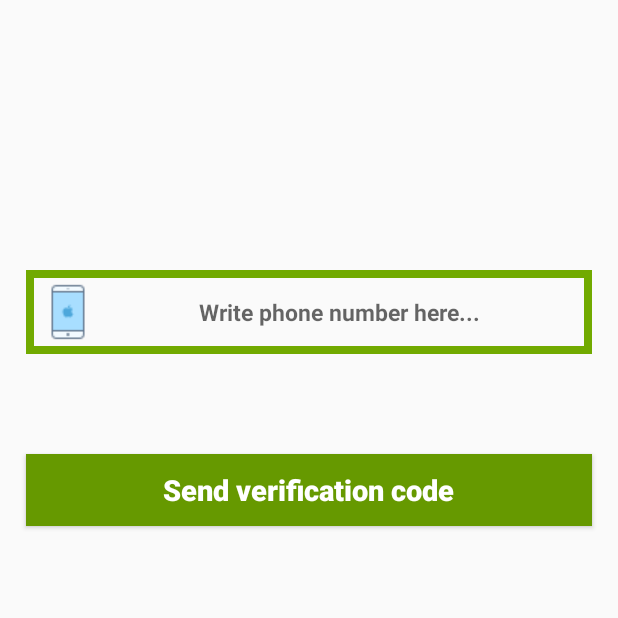
After one commit to Genwei-Zhang/August, an Android app: the PhoneLoginActivity screen opened directly, with no data from a screen before it, on a phone screen of 412 x 824 dp, the top half of it. The commit adds this screen. Run offline under Robolectric (Android 15) with nearby library versions, the phone set to English and light mode, and no system bars.

Commit message:
23th episode

```diff
--- a/app/src/main/AndroidManifest.xml
+++ b/app/src/main/AndroidManifest.xml
@@ -11,7 +11,8 @@
         android:roundIcon="@mipmap/ic_launcher_round"
         android:supportsRtl="true"
         android:theme="@style/AppTheme">
-        <activity android:name=".GroupChatActivity"></activity>
+        <activity android:name=".PhoneLoginActivity"></activity>
+        <activity android:name=".GroupChatActivity" />
         <activity android:name=".SettingsActivity" />
         <activity android:name=".RegisterActivity" />
         <activity android:name=".LoginActivity" />
--- a/app/src/main/java/com/example/imapp/GroupChatActivity.java
+++ b/app/src/main/java/com/example/imapp/GroupChatActivity.java
@@ -59,7 +59,6 @@ public class GroupChatActivity extends AppCompatActivity {
         currentUserID = mAuth.getCurrentUser().getUid();
         UsersRef = FirebaseDatabase.getInstance().getReference().child("Users");
         GroupNameRef = FirebaseDatabase.getInstance().getReference().child("Groups").child(currentGroupName);
-
 
 
 
@@ -157,8 +156,6 @@ public class GroupChatActivity extends AppCompatActivity {
     }
 
 
-
-
     private void SaveMessageInfoToDatabase() {
 
         String message = userMessageInput.getText().toString();
--- a/app/src/main/java/com/example/imapp/LoginActivity.java
+++ b/app/src/main/java/com/example/imapp/LoginActivity.java
@@ -55,6 +55,15 @@ public class LoginActivity extends AppCompatActivity {
             @Override
             public void onClick(View view) {
                 AllowUserToLogin();
+            }
+        });
+
+
+        PhoneLoginButton.setOnClickListener(new View.OnClickListener() {
+            @Override
+            public void onClick(View view) {
+                Intent phoneLoginIntent = new Intent(LoginActivity.this, PhoneLoginActivity.class);
+                startActivity(phoneLoginIntent);
             }
         });
 
--- /dev/null
+++ b/app/src/main/java/com/example/imapp/PhoneLoginActivity.java
@@ -0,0 +1,40 @@
+package com.example.imapp;
+
+import androidx.appcompat.app.AppCompatActivity;
+
+import android.os.Bundle;
+import android.view.View;
+import android.widget.Button;
+import android.widget.EditText;
+
+public class PhoneLoginActivity extends AppCompatActivity {
+
+    private Button SendVerificationCodeButton, VerifyButton;
+    private EditText InputPhoneNumber, InputVerificationCode;
+
+
+    @Override
+    protected void onCreate(Bundle savedInstanceState) {
+        super.onCreate(savedInstanceState);
+        setContentView(R.layout.activity_phone_login);
+
+
+
+        SendVerificationCodeButton = (Button) findViewById(R.id.send_ver_code_button);
+        VerifyButton = (Button) findViewById(R.id.verify_button);
+        InputPhoneNumber = (EditText) findViewById(R.id.phone_number_input);
+        InputVerificationCode = (EditText) findViewById(R.id.verification_code_input);
+
+
+        SendVerificationCodeButton.setOnClickListener(new View.OnClickListener() {
+            @Override
+            public void onClick(View view) {
+                SendVerificationCodeButton.setVisibility(View.INVISIBLE);
+                InputPhoneNumber.setVisibility(View.INVISIBLE);
+
+                VerifyButton.setVisibility(View.VISIBLE);
+                InputVerificationCode.setVisibility(View.VISIBLE);
+            }
+        });
+    }
+}
--- /dev/null
+++ b/app/src/main/res/layout/activity_phone_login.xml
@@ -0,0 +1,86 @@
+<?xml version="1.0" encoding="utf-8"?>
+<RelativeLayout xmlns:android="http://schemas.android.com/apk/res/android"
+    xmlns:app="http://schemas.android.com/apk/res-auto"
+    xmlns:tools="http://schemas.android.com/tools"
+    android:layout_width="match_parent"
+    android:layout_height="match_parent"
+    tools:context=".PhoneLoginActivity">
+
+    <EditText
+        android:id="@+id/phone_number_input"
+        android:layout_width="match_parent"
+        android:layout_height="wrap_content"
+        android:layout_alignParentStart="true"
+        android:layout_marginStart="17dp"
+        android:layout_marginEnd="17dp"
+        android:layout_marginTop="180dp"
+        android:background="@drawable/inputs"
+        android:padding="8dp"
+        android:hint="Write phone number here..."
+        android:textAllCaps="false"
+        android:textSize="15dp"
+        android:drawableStart="@drawable/phone"
+        android:textAlignment="center"
+        android:textStyle="bold"
+        />
+
+    <EditText
+        android:id="@+id/verification_code_input"
+        android:layout_width="match_parent"
+        android:layout_height="wrap_content"
+        android:layout_alignParentStart="true"
+        android:layout_marginStart="17dp"
+        android:layout_marginEnd="17dp"
+        android:layout_marginTop="4dp"
+        android:background="@drawable/inputs"
+        android:layout_below="@+id/phone_number_input"
+        android:padding="5dp"
+        android:hint="Write verification code here..."
+        android:textAllCaps="false"
+        android:textSize="15dp"
+        android:drawableStart="@drawable/password"
+        android:textAlignment="center"
+        android:textStyle="bold"
+        android:visibility="invisible"
+        />
+
+    <Button
+        android:id="@+id/send_ver_code_button"
+        android:layout_width="match_parent"
+        android:layout_height="wrap_content"
+        android:text="Send verification code"
+        android:layout_below="@+id/verification_code_input"
+        android:textAllCaps="false"
+        android:layout_marginStart="17dp"
+        android:layout_marginEnd="17dp"
+        android:layout_marginTop="4dp"
+        android:drawableStart="@drawable/buttons"
+        android:background="@android:color/holo_green_dark"
+        android:textSize="19dp"
+        android:textAlignment="center"
+        android:textColor="@color/design_default_color_background"
+        android:textStyle="bold"
+        />
+
+    <Button
+        android:id="@+id/verify_button"
+        android:layout_width="match_parent"
+        android:layout_height="wrap_content"
+        android:text="Verify"
+        android:layout_below="@+id/send_ver_code_button"
+        android:textAllCaps="false"
+        android:layout_marginStart="17dp"
+        android:layout_marginEnd="17dp"
+        android:layout_marginTop="3dp"
+        android:drawableStart="@drawable/buttons"
+        android:background="@android:color/holo_green_dark"
+        android:textSize="19dp"
+        android:textAlignment="center"
+        android:textColor="@color/design_default_color_background"
+        android:textStyle="bold"
+        android:visibility="invisible"
+
+        />
+
+
+</RelativeLayout>
--- a/app/src/main/res/values/colors.xml
+++ b/app/src/main/res/values/colors.xml
@@ -1,6 +1,6 @@
 <?xml version="1.0" encoding="utf-8"?>
 <resources>
-    <color name="colorPrimary">#6200EE</color>
-    <color name="colorPrimaryDark">#3700B3</color>
-    <color name="colorAccent">#03DAC5</color>
+    <color name="colorPrimary">#71AA00</color>
+    <color name="colorPrimaryDark">#639500</color>
+    <color name="colorAccent">@color/design_default_color_background</color>
 </resources>
--- a/build.gradle
+++ b/build.gradle
@@ -5,7 +5,7 @@ buildscript {
         jcenter()
     }
     dependencies {
-        classpath "com.android.tools.build:gradle:4.0.0"
+        classpath 'com.android.tools.build:gradle:4.0.1'
         classpath 'com.google.gms:google-services:4.3.3'
 
         // NOTE: Do not place your application dependencies here; they belong
```
